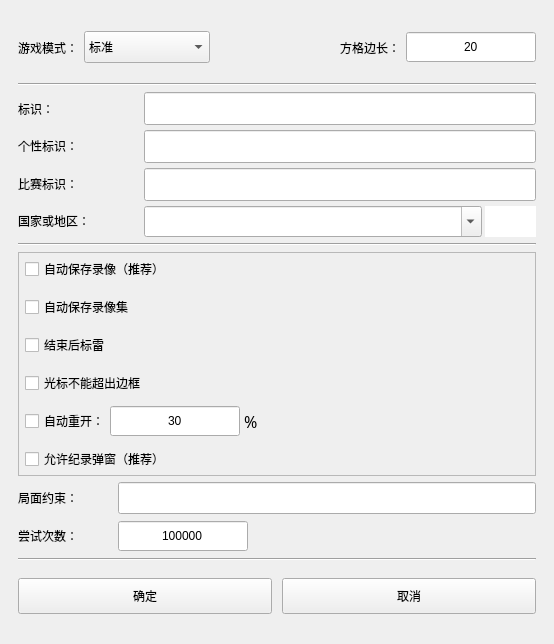
Qt form uiFiles/ui_gs.ui (eee555/Metasweeper) before a commit.
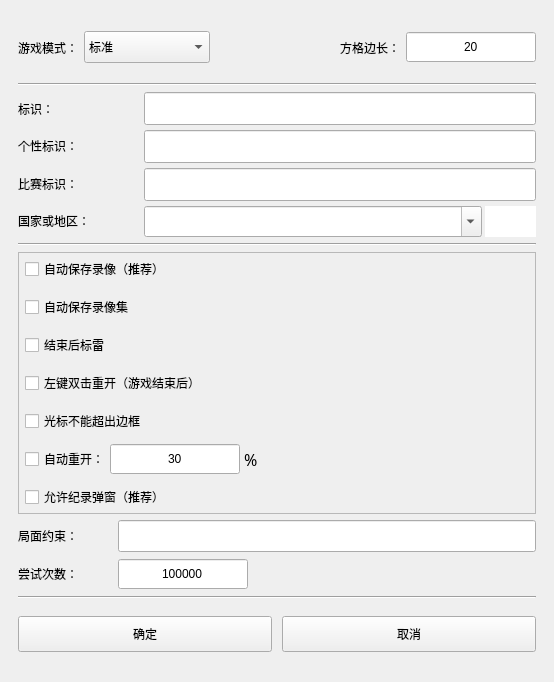
The same form after that commit. Custom widgets are drawn as their Qt base class.

Commit message:
Add double-click restart option
Allow players to restart after a win or loss by double-clicking the board. The option is configurable, defaults to off, and includes localized UI text and tests.

What changed in the file:
```diff
--- a/uiFiles/ui_gs.ui
+++ b/uiFiles/ui_gs.ui
@@ -10,7 +10,7 @@
     <x>0</x>
     <y>0</y>
     <width>554</width>
-    <height>644</height>
+    <height>682</height>
    </rect>
   </property>
   <property name="sizePolicy">
@@ -774,6 +774,22 @@
            </property>
           </widget>
          </item>
+         <item>
+          <widget class="QCheckBox" name="checkBox_double_click_restart">
+           <property name="minimumSize">
+            <size>
+             <width>0</width>
+             <height>32</height>
+            </size>
+           </property>
+           <property name="toolTip">
+            <string>胜利或失败后，在棋盘上双击鼠标左键重开新局</string>
+           </property>
+           <property name="text">
+            <string>左键双击重开（游戏结束后）</string>
+           </property>
+          </widget>
+         </item>
          <item>
           <widget class="QCheckBox" name="checkBox_cursor_limit">
            <property name="minimumSize">
```
The commit also changes 11 other files.
